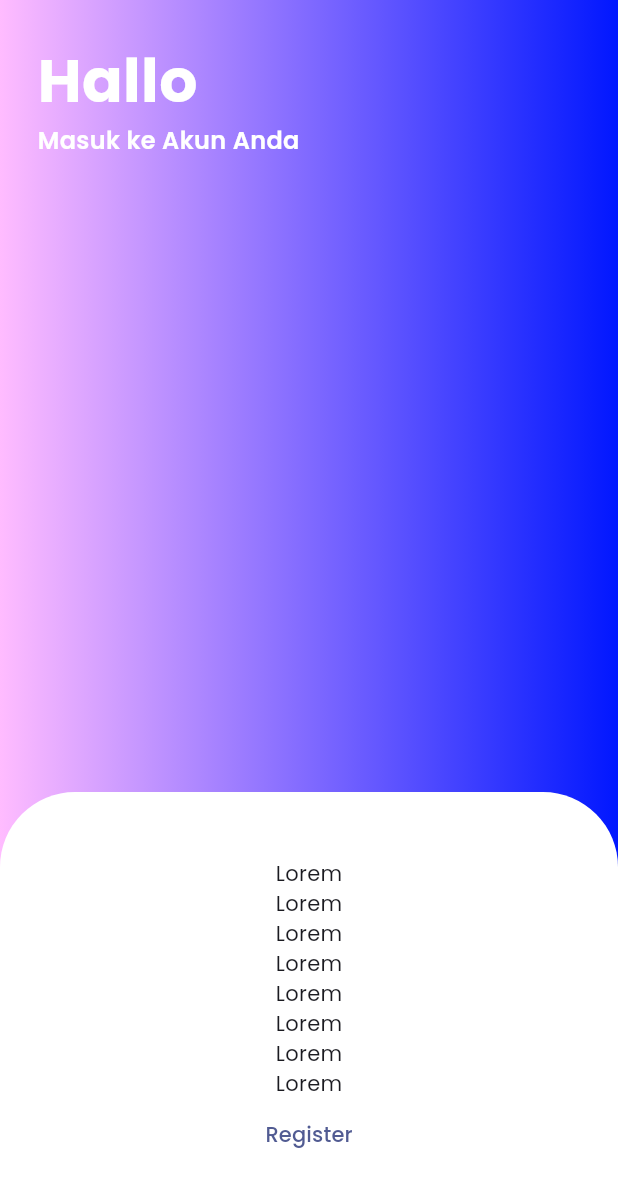
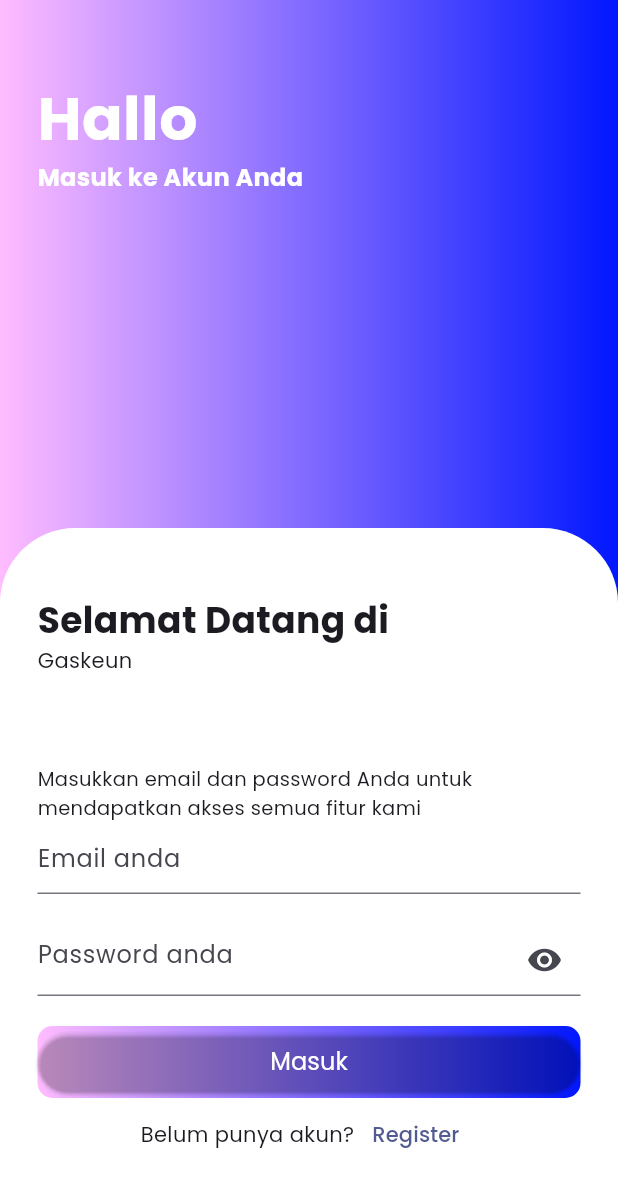
Before and after one commit to solsteace/gaskeun-mobile, a Flutter app: the screen it shows after launch, on a phone screen of 412 x 824 dp. Shown: the top 1187 px of the screen. Run offline on Flutter 3.47's test engine with Material 3 defaults, Android fonts, the phone set to English and light mode, and no system bars.

Commit message:
feat: add form on `Login` and `Register`
Form handling not included

```diff
--- a/lib/components/GradientButton.dart
+++ b/lib/components/GradientButton.dart
@@ -12,6 +12,7 @@ class GradientButton extends StatelessWidget {
   @override
   Widget build(BuildContext context) {
     return Container(
+      width: double.infinity,
       decoration: BoxDecoration(
         borderRadius: BorderRadius.circular(10),
         gradient: const LinearGradient(
@@ -31,6 +32,7 @@ class GradientButton extends StatelessWidget {
         child: Text(
           this.text,
           style: const TextStyle(
+            fontSize: 16,
             color: Colors.white,
             fontWeight: FontWeight.w400
           ),
--- a/lib/pages/login.dart
+++ b/lib/pages/login.dart
@@ -1,4 +1,5 @@
 import 'package:flutter/material.dart';
+import "../components/GradientButton.dart";
 
 class LoginPage extends StatefulWidget {
   final String title;
@@ -14,24 +15,89 @@ class LoginPage extends StatefulWidget {
 }
 
 class _LoginPage extends State<LoginPage> {
+  final _fEmail = TextEditingController();
+  final _fPassword = TextEditingController();
+
+  var _passwordHidden = true;
+
+  void _toggleHidePassword() {
+    setState(() {
+      _passwordHidden = !_passwordHidden;
+    });
+  }
+
+  Widget _buildForm() {
+    return Column(
+      children: <Widget> [
+        TextFormField(
+          decoration: const InputDecoration(
+            hintText: "Email anda"
+          ),
+          controller: _fEmail
+        ),
+        const SizedBox(height: 20),
+        TextFormField(
+          obscureText: _passwordHidden,
+          decoration: InputDecoration(
+            hintText: "Password anda",
+            suffixIcon: IconButton(
+              onPressed: _toggleHidePassword,
+              icon: Icon(_passwordHidden? Icons.visibility: Icons.visibility_off)
+            )
+          ),
+          controller: _fPassword,
+        ),
+        const SizedBox(height: 20),
+        GradientButton(
+          onPressed: () {
+          },
+          text: "Masuk"
+        ),
+      ]
+    );
+  }
+
+
   @override
   Widget build(BuildContext context) {
     return Column(
+      crossAxisAlignment: CrossAxisAlignment.start,
+      mainAxisAlignment: MainAxisAlignment.spaceBetween,
+      children: <Widget>[
+        const Column(
+          crossAxisAlignment: CrossAxisAlignment.start,
+          children: <Widget>[
+            Text(
+              "Selamat Datang di",
+              style: TextStyle(
+                fontSize: 24,
+                fontWeight: FontWeight.w700
+              ),
+            ),
+            Text("Gaskeun"), // Change this into logo later
+          ],
+        ),
+        const SizedBox(height: 60),
+        const Text(
+          "Masukkan email dan password Anda untuk mendapatkan akses semua fitur kami",
+          style: TextStyle(
+            fontSize: 13,
+            fontWeight: FontWeight.w400
+          ),
+        ),
+        _buildForm(),
+        Row(
+          mainAxisAlignment: MainAxisAlignment.center,
           children: [
-        Text("Lorem"),
-        Text("Lorem"),
-        Text("Lorem"),
-        Text("Lorem"),
-        Text("Lorem"),
-        Text("Lorem"),
-        Text("Lorem"),
-        Text("Lorem"),
+            const Text("Belum punya akun?"),
             TextButton(
               child: const Text("Register"),
               onPressed: () => {
                 widget.setAuthLocation("register")
               }
             )
+          ],
+        )
       ]
     );
   }
--- a/lib/templates/auth.dart
+++ b/lib/templates/auth.dart
@@ -39,13 +39,16 @@ class _AuthPage extends State<AuthPage> {
           child: Column(
             mainAxisAlignment: MainAxisAlignment.spaceBetween,
             crossAxisAlignment: CrossAxisAlignment.start,
-            children: [
+            children: <Widget>[
               Padding(
-                padding: new EdgeInsets.all(25),
+                padding: new EdgeInsets.symmetric(
+                  horizontal: 25,
+                  vertical: 50,
+                ),
                 child: Column(
                   mainAxisAlignment: MainAxisAlignment.start,
                   crossAxisAlignment: CrossAxisAlignment.start,
-                  children: [
+                  children: <Widget>[
                     const Text("Hallo",
                       style: TextStyle(
                         color: Colors.white,
@@ -60,7 +63,7 @@ class _AuthPage extends State<AuthPage> {
                       style: const TextStyle(
                         color: Colors.white,
                         fontSize: 16,
-                        fontWeight: FontWeight.w600
+                        fontWeight: FontWeight.w700,
                       ),
                     ),
                   ],
```
Also changed, not shown: lib/pages/register.dart (+102 -8 lines). Lines whose indentation alone changed are shown as unchanged.
